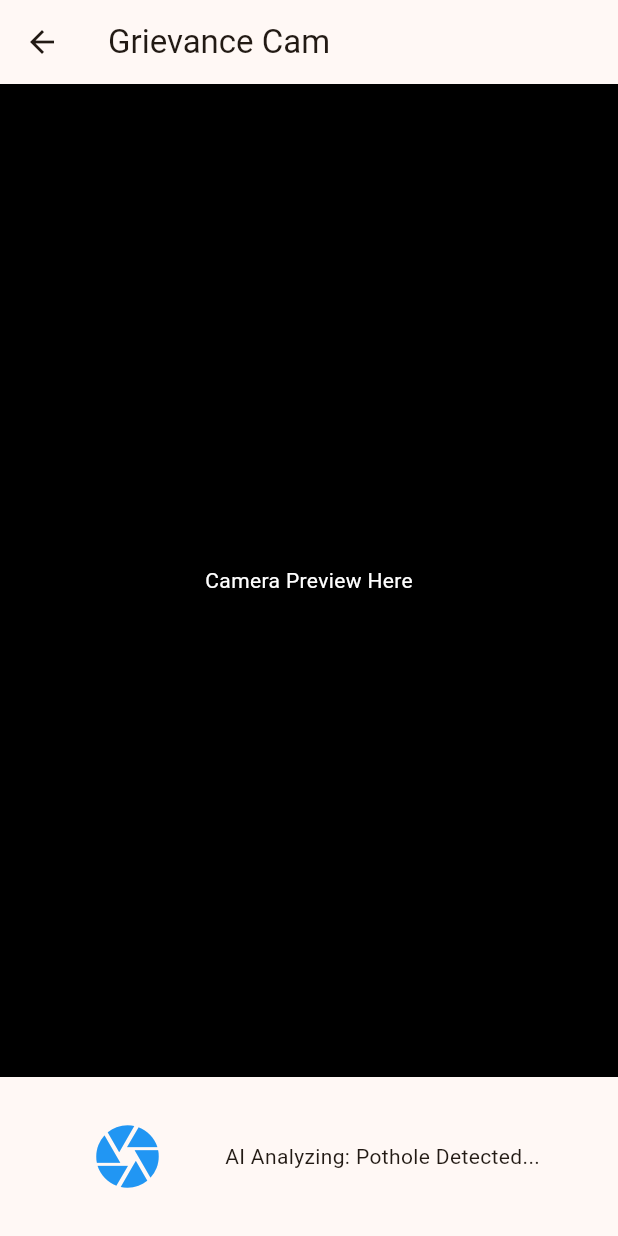
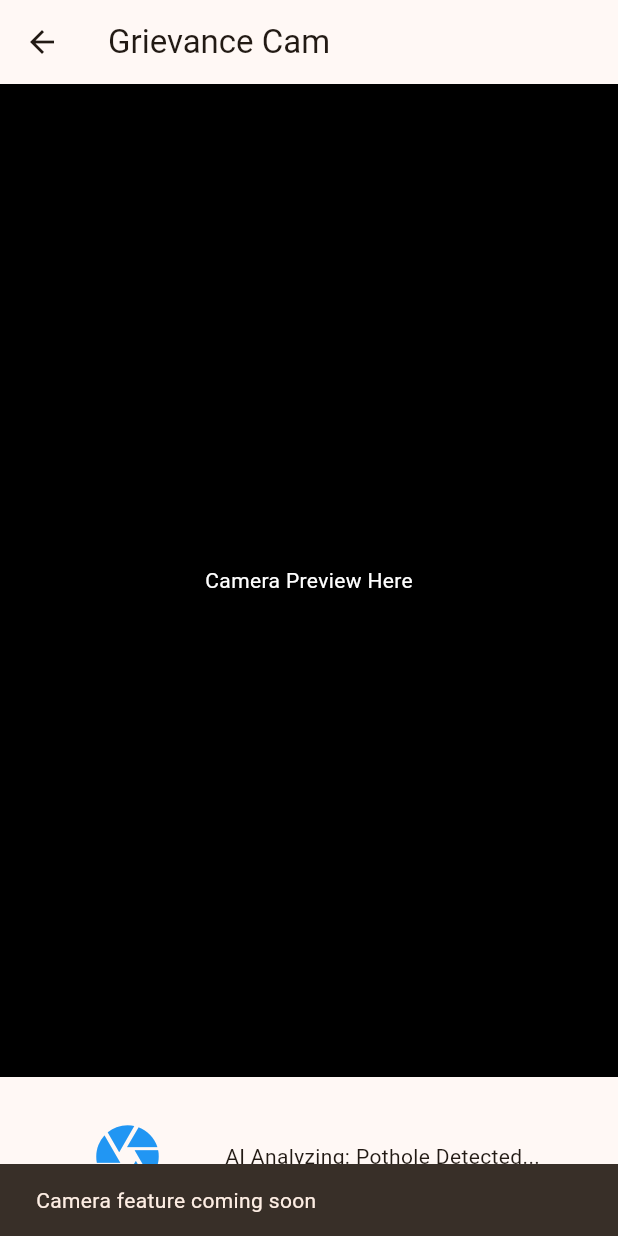
Before and after one commit to shadowcleets-new/CivicOS, a Flutter app: the GrievanceScreen screen opened directly, after a tap on the "camera" icon, on a phone screen of 412 x 824 dp. Run offline on Flutter 3.47's test engine with Material 3 defaults, Android fonts, the phone set to English and light mode, and no system bars.

Commit message:
🎨 Palette: Add transparent feedback to grievance camera button

```diff
--- a/frontend/lib/screens/grievance_screen.dart
+++ b/frontend/lib/screens/grievance_screen.dart
@@ -24,7 +24,11 @@ class GrievanceScreen extends StatelessWidget {
               mainAxisAlignment: MainAxisAlignment.spaceEvenly,
               children: [
                 IconButton(
-                  onPressed: () {},
+                  onPressed: () {
+                    ScaffoldMessenger.of(context).showSnackBar(
+                      const SnackBar(content: Text("Camera feature coming soon")),
+                    );
+                  },
                   tooltip: 'Capture grievance photo',
                   icon: const Icon(Icons.camera, size: 50, color: Colors.blue)
                 ),
```
Also changed, not shown: frontend/pubspec.lock (added), 2 other files.
